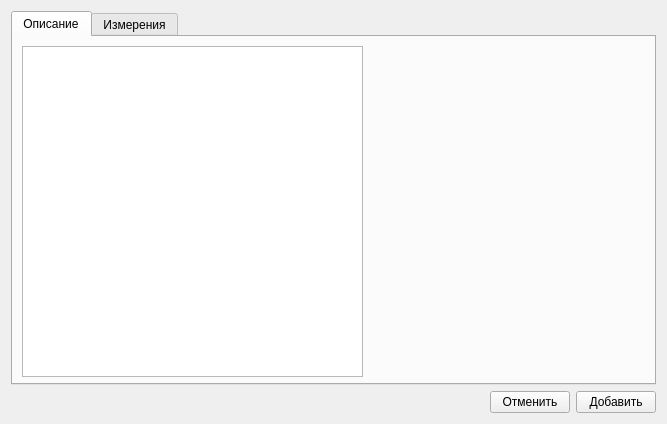
Above: src/MeasureData/src/addmeasureform.ui from maluginp/Tsunami before the change. Below: the same form after it.
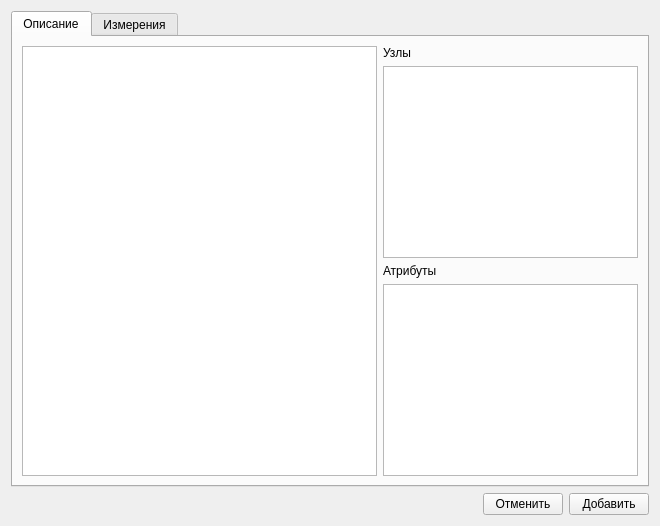
That is the form after the change. The open tabs and pages were chosen to show the change.

Patch:
```diff
--- a/src/MeasureData/src/addmeasureform.ui
+++ b/src/MeasureData/src/addmeasureform.ui
@@ -6,8 +6,8 @@
    <rect>
     <x>0</x>
     <y>0</y>
-    <width>667</width>
-    <height>424</height>
+    <width>660</width>
+    <height>526</height>
    </rect>
   </property>
   <property name="windowTitle">
@@ -25,47 +25,89 @@
         <attribute name="title">
          <string>Описание</string>
         </attribute>
-        <widget class="QTableView" name="headerTableView">
-         <property name="geometry">
-          <rect>
-           <x>9</x>
-           <y>9</y>
-           <width>341</width>
-           <height>331</height>
-          </rect>
-         </property>
-         <attribute name="horizontalHeaderStretchLastSection">
-          <bool>true</bool>
-         </attribute>
-        </widget>
+        <layout class="QGridLayout" name="gridLayout_2">
+         <item row="0" column="0">
+          <layout class="QHBoxLayout" name="horizontalLayout_2">
+           <item>
+            <widget class="QTableView" name="headerTableView">
+             <attribute name="horizontalHeaderStretchLastSection">
+              <bool>true</bool>
+             </attribute>
+            </widget>
+           </item>
+           <item>
+            <layout class="QVBoxLayout" name="verticalLayout_2">
+             <item>
+              <widget class="QLabel" name="label_2">
+               <property name="maximumSize">
+                <size>
+                 <width>250</width>
+                 <height>16777215</height>
+                </size>
+               </property>
+               <property name="text">
+                <string>Узлы</string>
+               </property>
+              </widget>
+             </item>
+             <item>
+              <widget class="QListView" name="nodesListView">
+               <property name="maximumSize">
+                <size>
+                 <width>255</width>
+                 <height>16777215</height>
+                </size>
+               </property>
+              </widget>
+             </item>
+             <item>
+              <widget class="QLabel" name="label">
+               <property name="maximumSize">
+                <size>
+                 <width>250</width>
+                 <height>16777215</height>
+                </size>
+               </property>
+               <property name="text">
+                <string>Атрибуты</string>
+               </property>
+              </widget>
+             </item>
+             <item>
+              <widget class="QTableView" name="attributesTableView">
+               <property name="maximumSize">
+                <size>
+                 <width>255</width>
+                 <height>16777215</height>
+                </size>
+               </property>
+              </widget>
+             </item>
+            </layout>
+           </item>
+          </layout>
+         </item>
+        </layout>
        </widget>
        <widget class="QWidget" name="tabData">
         <attribute name="title">
          <string>Измерения</string>
         </attribute>
-        <widget class="QLabel" name="label">
-         <property name="geometry">
-          <rect>
-           <x>10</x>
-           <y>10</y>
-           <width>621</width>
-           <height>51</height>
-          </rect>
-         </property>
-         <property name="text">
-          <string>TextLabel</string>
-         </property>
-        </widget>
-        <widget class="QTableView" name="dataTableView">
-         <property name="geometry">
-          <rect>
-           <x>10</x>
-           <y>60</y>
-           <width>631</width>
-           <height>311</height>
-          </rect>
-         </property>
-        </widget>
+        <layout class="QGridLayout" name="gridLayout_3">
+         <item row="0" column="0">
+          <widget class="QLabel" name="measureInputsText">
+           <property name="text">
+            <string>TextLabel</string>
+           </property>
+           <property name="alignment">
+            <set>Qt::AlignLeading|Qt::AlignLeft|Qt::AlignTop</set>
+           </property>
+          </widget>
+         </item>
+         <item row="1" column="0">
+          <widget class="QTableView" name="dataTableView"/>
+         </item>
+        </layout>
        </widget>
       </widget>
      </item>
```
Left out of the diff: 4 changed lines with no effect on the pictures.
